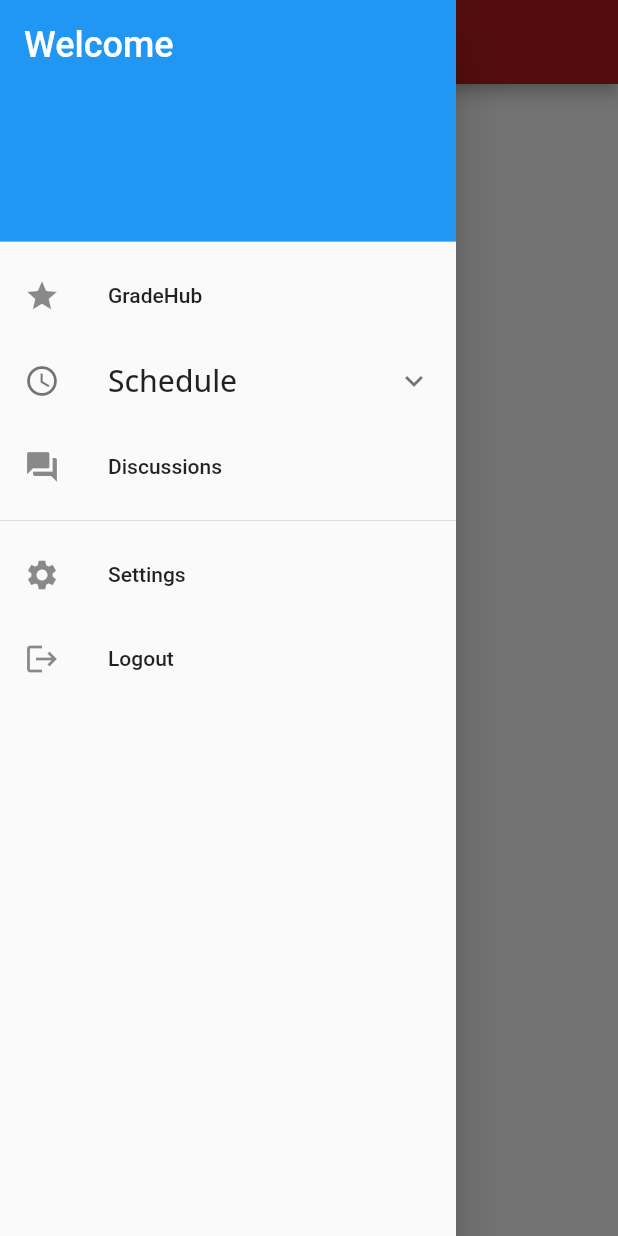
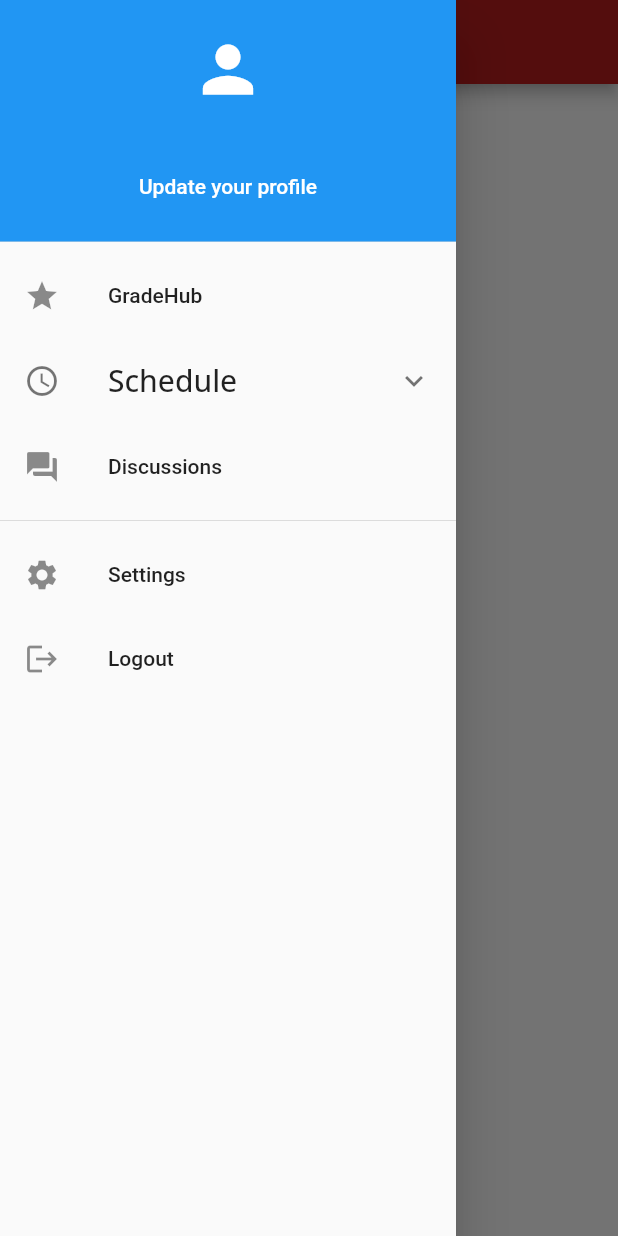
Before and after one commit to kharelprajwol/EasyIslington, a Flutter app: the DashboardScreen screen opened by its route, with the side drawer open, on a phone screen of 412 x 824 dp. Run offline on Flutter 3.47's test engine with Material 2 defaults, Android fonts, the phone set to English and light mode, and no system bars; our stand-ins replace flutter_form_builder, google_fonts, shared_preferences; missing offline and left inert: dart:ffi; accounts and stored records are empty.

Commit message:
drawer header updated in home screen

```diff
--- a/lib/features/auth/screens/home_screen.dart
+++ b/lib/features/auth/screens/home_screen.dart
@@ -130,15 +130,31 @@ class DashboardScreen extends StatelessWidget {
               builder: (context, studentProvider, child) {
                 final student = studentProvider.student;
                 return DrawerHeader(
-                  decoration: BoxDecoration(
-                    color: Colors.blue,
-                  ),
-                  child: Text(
-                    'Welcome ${student.firstName}',
-                    style: TextStyle(
-                      color: Colors.white,
-                      fontSize: 24,
-                    ),
+                  decoration: BoxDecoration(color: Colors.blue),
+                  child: Column(
+                    mainAxisAlignment: MainAxisAlignment.center,
+                    children: [
+                      Icon(
+                        Icons.person,
+                        size: 50.0,
+                        color: Colors.white,
+                      ),
+                      SizedBox(height: 10),
+                      Text(
+                        student.email,
+                        style: TextStyle(color: Colors.white, fontSize: 16),
+                      ),
+                      //SizedBox(height: 5),
+                      TextButton(
+                        onPressed: () {
+                          // Handle the "Update your profile" button press
+                        },
+                        child: Text(
+                          'Update your profile',
+                          style: TextStyle(color: Colors.white, fontSize: 14),
+                        ),
+                      ),
+                    ],
                   ),
                 );
               },
```
Also changed, not shown: lib/features/grade_calculator/screens/calculator_screen.dart (+103 -1 lines), lib/main.dart (+4 -3 lines).
